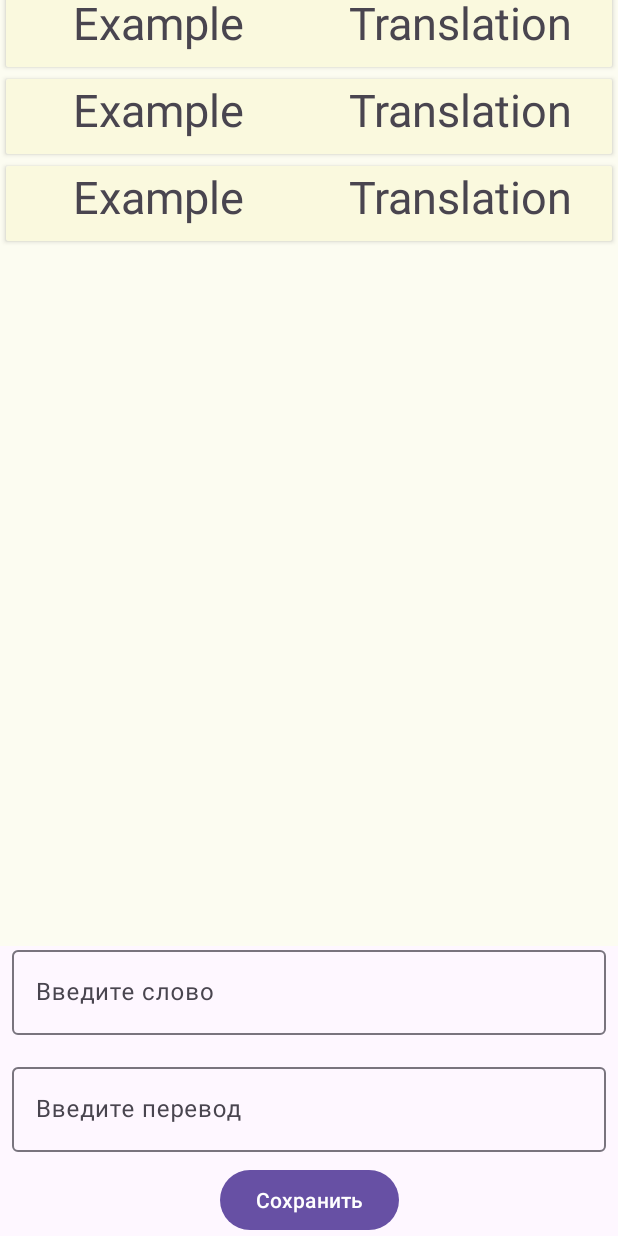
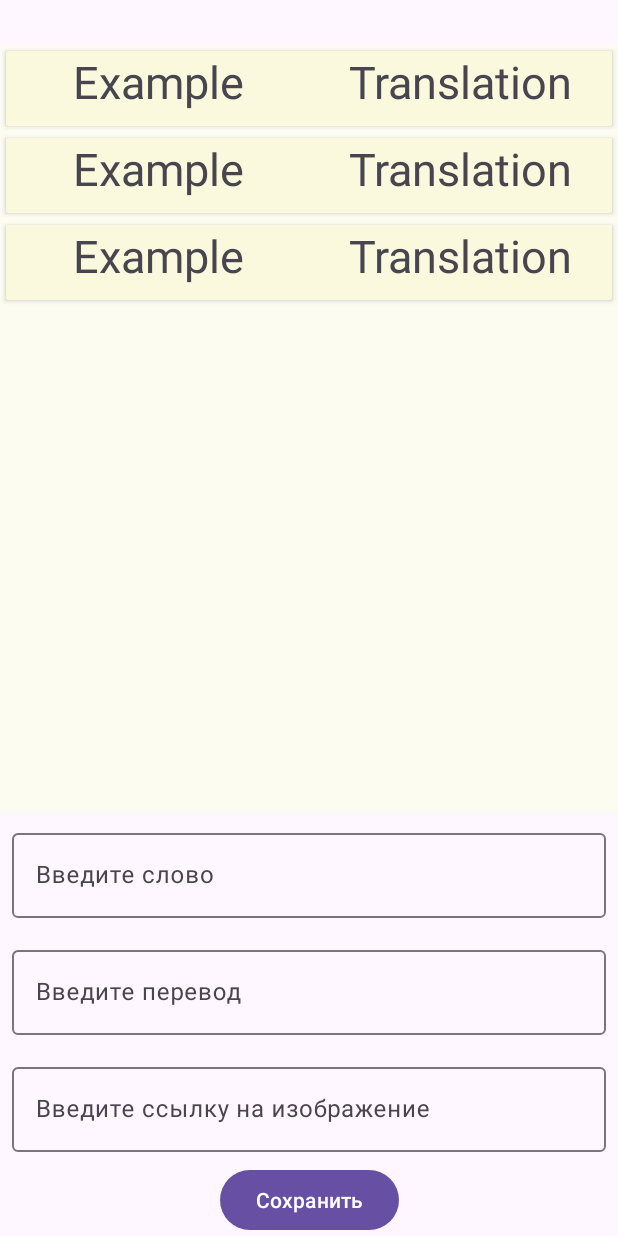
Before and after one commit to easy1Gamer/MemoryCards, an Android app: the layout fragment_edit_module.xml on its own in the app's theme, with its tools: preview values and no code run, on a phone screen of 412 x 824 dp. Run offline under Robolectric (Android 15) with nearby library versions, the phone set to English and light mode, and no system bars.

Commit message:
project01

```diff
--- a/app/src/main/AndroidManifest.xml
+++ b/app/src/main/AndroidManifest.xml
@@ -1,6 +1,9 @@
 <?xml version="1.0" encoding="utf-8"?>
 <manifest xmlns:android="http://schemas.android.com/apk/res/android"
     xmlns:tools="http://schemas.android.com/tools">
+
+    <uses-permission android:name="android.permission.INTERNET" />
+    <uses-permission android:name="android.permission.ACCESS_NETWORK_STATE" />
 
     <application
         android:name=".Application.App"
--- a/app/src/main/java/com/example/memorycards/Data/WordsMapper.kt
+++ b/app/src/main/java/com/example/memorycards/Data/WordsMapper.kt
@@ -7,7 +7,8 @@ fun WordRoom.asDomain(): Word {
     return Word(
         id = id,
         name = name,
-        translation = translation
+        translation = translation,
+        pictureUrl = pictureUrl
     )
 }
 
@@ -15,6 +16,7 @@ fun Word.asRoom(): WordRoom {
     return WordRoom(
         id = id,
         name = name,
-        translation = translation
+        translation = translation,
+        pictureUrl = pictureUrl
     )
 }
--- a/app/src/main/java/com/example/memorycards/Domain/Word.kt
+++ b/app/src/main/java/com/example/memorycards/Domain/Word.kt
@@ -3,5 +3,6 @@ package com.example.memorycards.Domain
 data class Word(
     val id: Int = 0,
     val name: String,
-    val translation: String
+    val translation: String,
+    val pictureUrl: String
 )
--- a/app/src/main/java/com/example/memorycards/Presentation/adapters/EditModuleAdapter.kt
+++ b/app/src/main/java/com/example/memorycards/Presentation/adapters/EditModuleAdapter.kt
@@ -10,7 +10,7 @@ import com.example.memorycards.items.WordItem
 import com.example.memorycards.R
 import com.example.memorycards.databinding.EditcardsLayoutBinding
 
-class EditModuleAdapter() : ListAdapter<WordItem, EditModuleAdapter.ViewHolder>(Diffutil()) {
+class EditModuleAdapter(private val onClickListener : (WordItem)-> Unit) : ListAdapter<WordItem, EditModuleAdapter.ViewHolder>(Diffutil()) {
     inner class ViewHolder(view: View): RecyclerView.ViewHolder(view)
 
     override fun onCreateViewHolder(parent: ViewGroup, viewType: Int): ViewHolder {
@@ -23,6 +23,9 @@ class EditModuleAdapter() : ListAdapter<WordItem, EditModuleAdapter.ViewHolder>(
         val item = currentList[position]
         binding.editableName.text = item.name
         binding.editableTranslation.text = item.translation
+        binding.root.setOnClickListener{
+            onClickListener.invoke(item)
+        }
     }
     private class Diffutil() : DiffUtil.ItemCallback<WordItem>() {
         override fun areItemsTheSame(oldItem: WordItem, newItem: WordItem): Boolean {
--- a/app/src/main/java/com/example/memorycards/Presentation/adapters/ModuleAdapter.kt
+++ b/app/src/main/java/com/example/memorycards/Presentation/adapters/ModuleAdapter.kt
@@ -3,9 +3,11 @@ package com.example.memorycards.Presentation.adapters
 import android.view.LayoutInflater
 import android.view.View
 import android.view.ViewGroup
+import android.widget.ImageView
 import androidx.recyclerview.widget.DiffUtil
 import androidx.recyclerview.widget.RecyclerView
 import androidx.recyclerview.widget.ListAdapter
+import com.bumptech.glide.Glide
 import com.example.memorycards.items.WordItem
 import com.example.memorycards.R
 import com.example.memorycards.databinding.ModuleLayoutBinding
@@ -30,6 +32,7 @@ class ModuleAdapter(): ListAdapter<WordItem, ModuleAdapter.ViewHolder>(Diffutil(
             }
 
         }
+        Glide.with(holder.itemView).load(item.pictureUrl).into(binding.cardImage)
         binding.cardName.text = item.name
     }
 
--- a/app/src/main/res/layout/fragment_edit_module.xml
+++ b/app/src/main/res/layout/fragment_edit_module.xml
@@ -6,9 +6,10 @@
     android:layout_height="match_parent">
 
     <androidx.recyclerview.widget.RecyclerView
+        android:id="@+id/editcards"
         android:layout_width="match_parent"
-        android:layout_height="640dp"
-        android:id="@+id/editcards"
+        android:layout_height="0dp"
+        android:layout_marginTop="30dp"
         app:layout_constraintBottom_toTopOf="@+id/nameInputLayout"
         app:layout_constraintTop_toTopOf="parent"
         app:layout_constraintVertical_bias="0.5"
@@ -31,10 +32,7 @@
         android:layout_height="wrap_content"
         android:hint="Введите слово"
         android:padding="8dp"
-        app:layout_constraintBottom_toTopOf="@+id/translationInputLayout"
-        app:layout_constraintEnd_toEndOf="parent"
-        app:layout_constraintHorizontal_bias="0.5"
-        app:layout_constraintStart_toStartOf="parent">
+        app:layout_constraintBottom_toTopOf="@id/translationInputLayout">
 
         <com.google.android.material.textfield.TextInputEditText
             android:id="@+id/nameEditText"
@@ -48,10 +46,7 @@
         android:layout_height="wrap_content"
         android:hint="Введите перевод"
         android:padding="8dp"
-        app:layout_constraintBottom_toTopOf="@+id/save"
-        app:layout_constraintEnd_toEndOf="parent"
-        app:layout_constraintHorizontal_bias="0.5"
-        app:layout_constraintStart_toStartOf="parent">
+        app:layout_constraintBottom_toTopOf="@+id/imageInputLayout">
 
         <com.google.android.material.textfield.TextInputEditText
             android:id="@+id/translationEditText"
@@ -59,4 +54,19 @@
             android:layout_height="wrap_content" />
     </com.google.android.material.textfield.TextInputLayout>
 
+    <com.google.android.material.textfield.TextInputLayout
+        android:id="@+id/imageInputLayout"
+        android:layout_width="match_parent"
+        android:layout_height="wrap_content"
+        android:padding="8dp"
+        app:layout_constraintBottom_toTopOf="@+id/save">
+
+        <com.google.android.material.textfield.TextInputEditText
+            android:id="@+id/picUrl"
+            android:layout_width="match_parent"
+            android:layout_height="wrap_content"
+            android:hint="Введите ссылку на изображение"/>
+    </com.google.android.material.textfield.TextInputLayout>
+
+
 </androidx.constraintlayout.widget.ConstraintLayout>
```
Also changed, not shown: app/src/main/java/com/example/memorycards/Presentation/EditModule/EditModuleFragment.kt (+13 -3 lines), app/src/main/java/com/example/memorycards/Presentation/EditModule/EditModuleViewModel.kt (+25 -12 lines), app/src/main/java/com/example/memorycards/items/WordItem.kt (+5 -2 lines), app/src/main/res/layout/module_layout.xml (+9 -0 lines).
